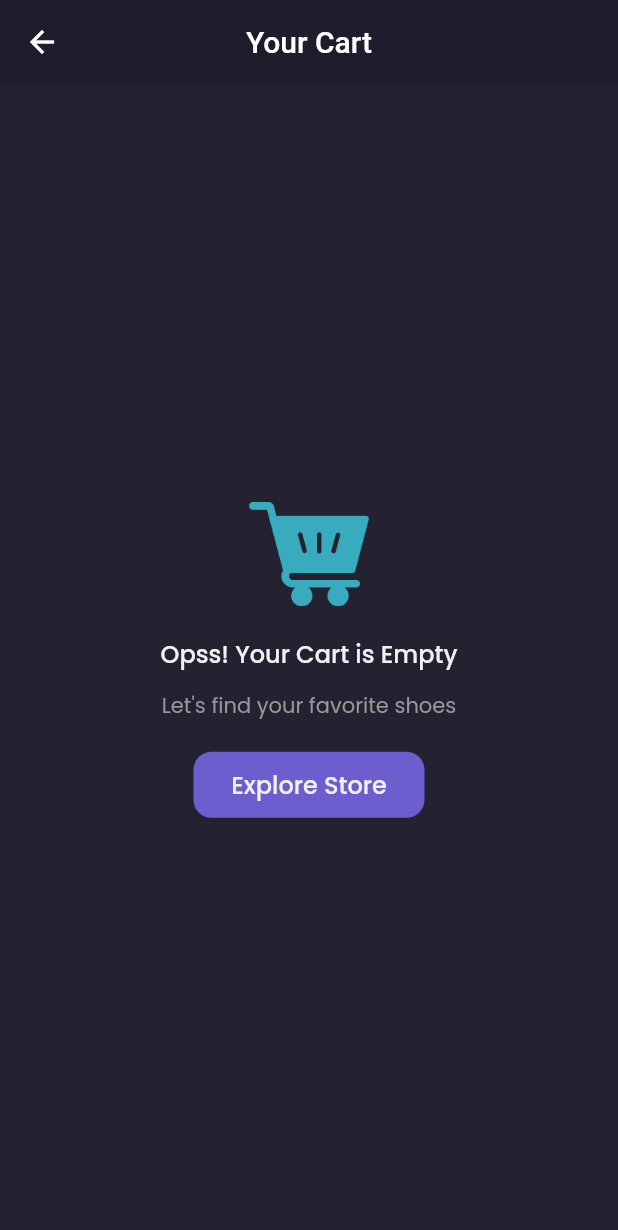
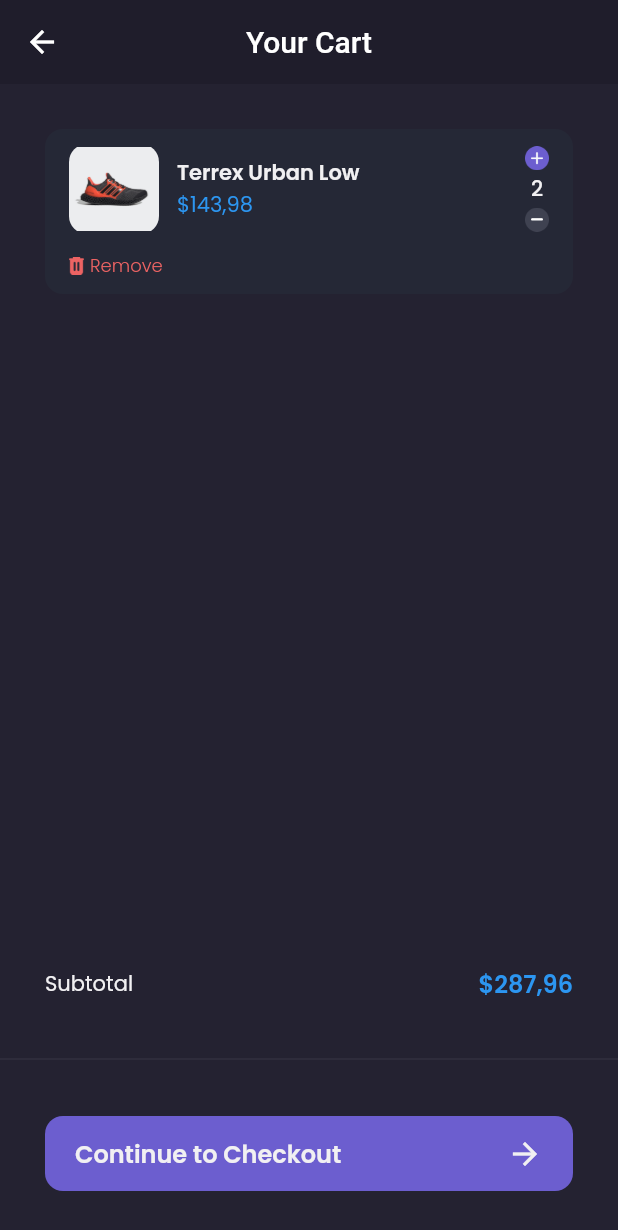
Before and after one commit to yantoiswanto/shamo-app, a Flutter app: the ChartPage screen opened by its route, on a phone screen of 412 x 824 dp. Shown: the top 1230 px of the screen. Run offline on Flutter 3.47's test engine with Material 2 defaults, Android fonts, the phone set to English and light mode, and no system bars; our stand-ins replace carousel_slider, google_fonts.

Commit message:
slicing checkout

```diff
--- a/lib/main.dart
+++ b/lib/main.dart
@@ -1,5 +1,7 @@
 import 'package:flutter/material.dart';
 import 'package:shamo_app/pages/cart_page.dart';
+import 'package:shamo_app/pages/checkout_page.dart';
+import 'package:shamo_app/pages/checkout_success_page.dart';
 import 'package:shamo_app/pages/detail_chat_page.dart';
 import 'package:shamo_app/pages/edit_profile_page.dart';
 import 'package:shamo_app/pages/home/main_page.dart';
@@ -29,6 +31,8 @@ class MyApp extends StatelessWidget {
         '/edit-profile': (context) => EditProfilePage(),
         '/product': (context) => ProoductPage(),
         '/cart': (context) => ChartPage(),
+        '/checkout': (context) => CheckoutPage(),
+        '/checkout-success': (context) => CheckoutSuccessPage(),
       },
     );
   }
--- a/lib/pages/cart_page.dart
+++ b/lib/pages/cart_page.dart
@@ -1,5 +1,6 @@
 import 'package:flutter/material.dart';
 import 'package:shamo_app/theme.dart';
+import 'package:shamo_app/widget/cart_card.dart';
 
 class ChartPage extends StatelessWidget {
   const ChartPage({super.key});
@@ -71,10 +72,99 @@ class ChartPage extends StatelessWidget {
       );
     }
 
+    Widget content() {
+      return ListView(
+        padding: EdgeInsets.symmetric(
+          horizontal: defaultMargin,
+        ),
+        children: [
+          CartCard(),
+        ],
+      );
+    }
+
+    Widget customButtomNav() {
+      return Container(
+        height: 180,
+        child: Column(
+          children: [
+            Container(
+              margin: EdgeInsets.symmetric(
+                horizontal: defaultMargin,
+              ),
+              child: Row(
+                mainAxisAlignment: MainAxisAlignment.spaceBetween,
+                children: [
+                  Text(
+                    'Subtotal',
+                    style: primaryTextStyle,
+                  ),
+                  Text(
+                    '\$287,96',
+                    style: priceTextStyle.copyWith(
+                      fontSize: 16,
+                      fontWeight: semiBold,
+                    ),
+                  ),
+                ],
+              ),
+            ),
+            SizedBox(
+              height: 30,
+            ),
+            Divider(
+              thickness: 0.3,
+              color: subtitleColor,
+            ),
+            SizedBox(
+              height: 30,
+            ),
+            Container(
+              height: 50,
+              margin: EdgeInsets.symmetric(
+                horizontal: defaultMargin,
+              ),
+              child: TextButton(
+                onPressed: (() {
+                  Navigator.pushNamed(context, '/checkout');
+                }),
+                style: TextButton.styleFrom(
+                  backgroundColor: primaryColor,
+                  padding: EdgeInsets.symmetric(
+                    horizontal: 20,
+                  ),
+                  shape: RoundedRectangleBorder(
+                    borderRadius: BorderRadius.circular(12),
+                  ),
+                ),
+                child: Row(
+                  mainAxisAlignment: MainAxisAlignment.spaceBetween,
+                  children: [
+                    Text(
+                      'Continue to Checkout',
+                      style: primaryTextStyle.copyWith(
+                        fontSize: 16,
+                        fontWeight: semiBold,
+                      ),
+                    ),
+                    Icon(
+                      Icons.arrow_forward,
+                      color: primaryTextColor,
+                    )
+                  ],
+                ),
+              ),
+            )
+          ],
+        ),
+      );
+    }
+
     return Scaffold(
       backgroundColor: backgroundColor3,
       appBar: header(),
-      body: emptyCart(),
+      body: content(),
+      bottomNavigationBar: customButtomNav(),
     );
   }
 }
--- /dev/null
+++ b/lib/widget/cart_card.dart
@@ -0,0 +1,100 @@
+import 'package:flutter/material.dart';
+import 'package:shamo_app/theme.dart';
+
+class CartCard extends StatelessWidget {
+  const CartCard({super.key});
+
+  @override
+  Widget build(BuildContext context) {
+    return Container(
+      margin: EdgeInsets.only(top: defaultMargin),
+      padding: EdgeInsets.symmetric(
+        horizontal: 16,
+        vertical: 10,
+      ),
+      decoration: BoxDecoration(
+        color: backgroundColor4,
+        borderRadius: BorderRadius.circular(12),
+      ),
+      child: Column(
+        children: [
+          Row(
+            children: [
+              Container(
+                width: 60,
+                height: 60,
+                decoration: BoxDecoration(
+                  borderRadius: BorderRadius.circular(12),
+                  image: DecorationImage(
+                    image: AssetImage('assets/image_shoes.png'),
+                  ),
+                ),
+              ),
+              SizedBox(
+                width: 12,
+              ),
+              Expanded(
+                child: Column(
+                  crossAxisAlignment: CrossAxisAlignment.start,
+                  children: [
+                    Text(
+                      'Terrex Urban Low',
+                      style: primaryTextStyle.copyWith(fontWeight: semiBold),
+                    ),
+                    Text(
+                      '\$143,98',
+                      style: priceTextStyle,
+                    ),
+                  ],
+                ),
+              ),
+              Column(
+                children: [
+                  Image.asset(
+                    'assets/button_add.png',
+                    width: 16,
+                  ),
+                  SizedBox(
+                    height: 2,
+                  ),
+                  Text(
+                    '2',
+                    style: primaryTextStyle.copyWith(fontWeight: medium),
+                  ),
+                  SizedBox(
+                    height: 2,
+                  ),
+                  Image.asset(
+                    'assets/button_min.png',
+                    width: 16,
+                  ),
+                ],
+              )
+            ],
+          ),
+          SizedBox(
+            height: 12,
+          ),
+          Row(
+            children: [
+              Image.asset(
+                'assets/icon_remove.png',
+                width: 10,
+              ),
+              SizedBox(
+                width: 4,
+              ),
+              Text(
+                'Remove',
+                style: alertTextStyle.copyWith(
+                  fontSize: 12,
+                  fontWeight: light,
+                ),
+              )
+            ],
+          ),
+        ],
+      ),
+    );
+  }
+}
```
Also changed, not shown: lib/pages/checkout_page.dart (added, +266 -0 lines), lib/pages/checkout_success_page.dart (added, +108 -0 lines), lib/widget/checkout_card.dart (added, +70 -0 lines).
